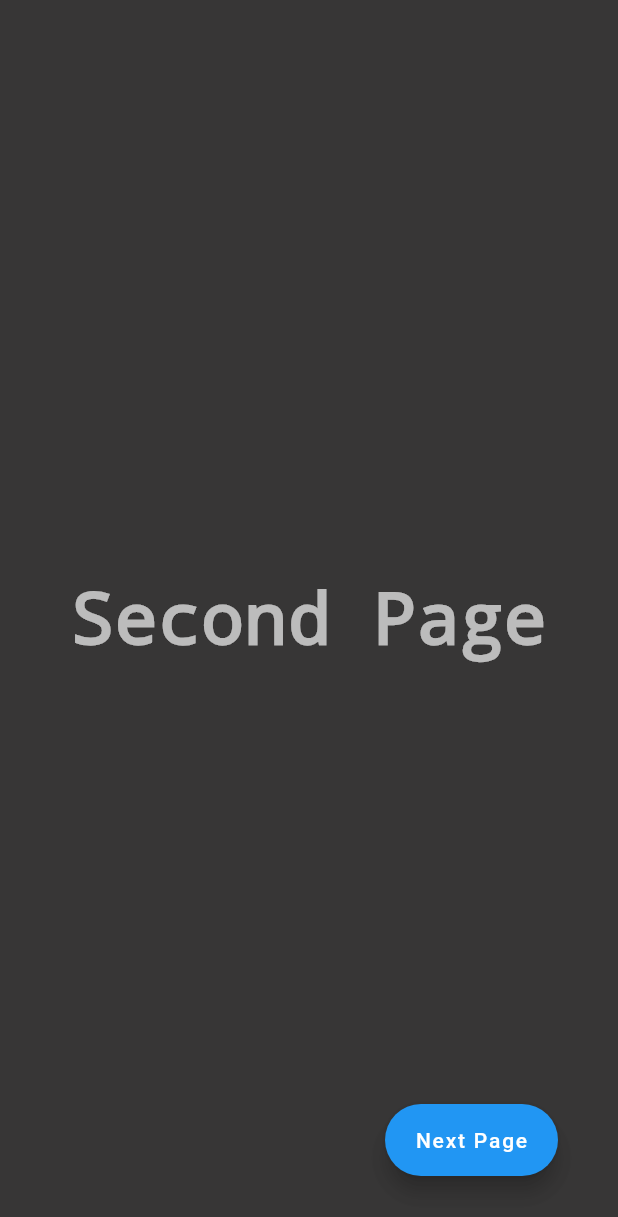
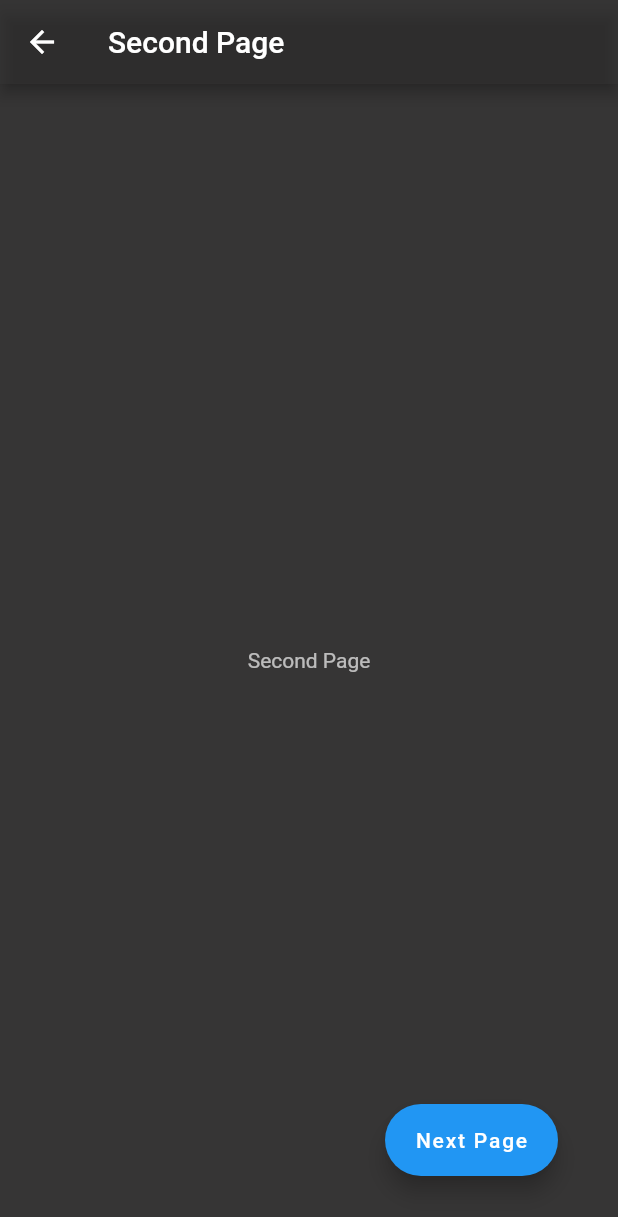
Before and after one commit to bloodvas/Flutter_Routes, a Flutter app: the screen it shows after launch, after a tap on "Next Page", on a phone screen of 412 x 824 dp. Shown: the top 1217 px of the screen. Run offline on Flutter 3.47's test engine with Material 2 defaults, Android fonts, the phone set to English and light mode, and no system bars.

Commit message:
Update main.dart
new changes 1

```diff
--- a/lib/main.dart
+++ b/lib/main.dart
@@ -1,5 +1,6 @@
+import 'dart:developer';
+
 import 'package:flutter/material.dart';
-import 'package:flutter/scheduler.dart';
 
 void main() {
   runApp(const MyApp());
@@ -14,19 +15,19 @@ class MyApp extends StatelessWidget {
       title: 'Routing',
       initialRoute: '/',
       routes: <String, WidgetBuilder>{
-        '/': (BuildContext context) =>
-            const MyHomePage(title: 'Flutter Demo Home Page', path: '/second'),
-        '/second': (BuildContext context) => const Second(
+        '/': (BuildContext context) => const MyHomePage(
+            title: 'Flutter Demo Home Page', nextPage: '/screen2'),
+        '/screen2': (BuildContext context) => const Second(
               title: 'Second Page',
-              nextPath: '/third',
+              nextPage: '/screen3',
             ),
-        '/third': (BuildContext context) => const Third(
+        '/screen3': (BuildContext context) => const Third(
               title: 'Third Page',
-              nextPath: '/fourth',
+              nextPage: '/screen4',
             ),
-        '/fourth': (BuildContext context) => const Fourth(
+        '/screen4': (BuildContext context) => const Fourth(
               title: 'Fourth Page',
-              nextPath: '/',
+              nextPage: '/',
             ),
       },
     );
@@ -34,11 +35,10 @@ class MyApp extends StatelessWidget {
 }
 
 class MyHomePage extends StatefulWidget {
-  const MyHomePage({Key? key, required this.title, required this.path})
+  const MyHomePage({Key? key, required this.title, required this.nextPage})
       : super(key: key);
-
   final String title;
-  final String path;
+  final String nextPage;
 
   @override
   State<MyHomePage> createState() => _MyHomePageState();
@@ -47,108 +47,76 @@ class MyHomePage extends StatefulWidget {
 class _MyHomePageState extends State<MyHomePage> {
   @override
   Widget build(BuildContext context) {
-    return Scaffold(
-        appBar: AppBar(
-          title: Text(widget.title),
-          backgroundColor: const Color.fromARGB(225, 28, 27, 27),
-        ),
-        body: MyStack(widget.title, widget.path));
+    return MyStack(widget.title, widget.nextPage);
   }
 }
 
-class Second extends StatelessWidget {
-  const Second({Key? key, required this.title, required this.nextPath})
+class Second extends StatefulWidget {
+  const Second({Key? key, required this.title, required this.nextPage})
       : super(key: key);
   final String title;
-  final String nextPath;
+  final String nextPage;
 
   @override
+  State<Second> createState() => _SecondState();
+}
+
+class _SecondState extends State<Second> {
+  @override
   Widget build(BuildContext context) {
-    return Navigator(
-      initialRoute: 'second',
-      onGenerateRoute: (RouteSettings settings) {
-        WidgetBuilder builder;
-        switch (settings.name) {
-          case 'second':
-            builder = (BuildContext context) => MyStack(title, nextPath);
-            break;
-          default:
-            throw Exception('Invalid route: ${settings.name}');
-        }
-        return MaterialPageRoute<void>(builder: builder, settings: settings);
-      },
-    );
+    return MyStack(widget.title, widget.nextPage);
+    // return Navigator(
+    //   initialRoute: path,
+    //   onGenerateRoute: (RouteSettings settings) {
+    //     WidgetBuilder builder;
+    //     switch (settings.name) {
+    //       case path:
+    //         builder = (BuildContext context) =>
+    //             MyStack(widget.title, widget.nextPath);
+    //         break;
+    //       default:
+    //         throw Exception('Invalid route: ${settings.name}');
+    //     }
+    //     return MaterialPageRoute<void>(builder: builder, settings: settings);
+    //   },
+    // );
   }
 }
 
-class Third extends StatelessWidget {
-  const Third({Key? key, required this.title, required this.nextPath})
+class Third extends StatefulWidget {
+  const Third({Key? key, required this.title, required this.nextPage})
       : super(key: key);
   final String title;
-  final String nextPath;
+  final String nextPage;
 
   @override
+  State<Third> createState() => _ThirdState();
+}
+
+class _ThirdState extends State<Third> {
+  @override
   Widget build(BuildContext context) {
-    return Navigator(
-      initialRoute: 'third',
-      onGenerateRoute: (RouteSettings settings) {
-        WidgetBuilder builder;
-        switch (settings.name) {
-          case 'third':
-            builder = (BuildContext context) => MyStack(title, nextPath);
-            break;
-          default:
-            throw Exception('Invalid route: ${settings.name}');
-        }
-        return MaterialPageRoute<void>(builder: builder, settings: settings);
-      },
-    );
+    return MyStack(widget.title, widget.nextPage);
   }
 }
 
-class Fourth extends StatelessWidget {
-  const Fourth({Key? key, required this.title, required this.nextPath})
+class Fourth extends StatefulWidget {
+  const Fourth({Key? key, required this.title, required this.nextPage})
       : super(key: key);
   final String title;
-  final String nextPath;
+  final String nextPage;
 
   @override
-  Widget build(BuildContext context) {
-    return Navigator(
-      initialRoute: 'fourth',
-      onGenerateRoute: (RouteSettings settings) {
-        WidgetBuilder builder;
-        switch (settings.name) {
-          case 'fourth':
-            builder = (BuildContext context) => MyStack(title, nextPath);
-            break;
-          default:
-            throw Exception('Invalid route: ${settings.name}');
-        }
-        return MaterialPageRoute<void>(builder: builder, settings: settings);
-      },
-    );
-  }
+  State<Fourth> createState() => _FourthState();
 }
 
-class Empty extends StatelessWidget {
-  final String label;
-  const Empty(this.label, {Key? key}) : super(key: key);
-
+class _FourthState extends State<Fourth> {
   @override
   Widget build(BuildContext context) {
-    return Container(
-      width: MediaQuery.of(context).size.width,
-      height: MediaQuery.of(context).size.height,
-      alignment: Alignment.center,
-      color: const Color.fromARGB(225, 28, 27, 27),
-      child: Text(
-        label,
-        style: const TextStyle(
-            color: Color.fromARGB(170, 255, 255, 255),
-            decoration: TextDecoration.none),
-      ),
-    );
+    return Stack(children: [
+      MyStack(widget.title, widget.nextPage),
+      const Center(child: MyDialog())
+    ]);
   }
 }
 
@@ -160,20 +128,83 @@ class MyStack extends StatelessWidget {
 
   @override
   Widget build(BuildContext context) {
-    return Stack(
+    return Scaffold(
+      appBar: AppBar(
+        title: Text(title),
+        backgroundColor: const Color.fromARGB(225, 28, 27, 27),
+      ),
+      body: Stack(
         children: [
-        Expanded(child: Empty(title)),
+          Expanded(
+            child: Container(
+              width: MediaQuery.of(context).size.width,
+              height: MediaQuery.of(context).size.height,
+              alignment: Alignment.center,
+              color: const Color.fromARGB(225, 28, 27, 27),
+              child: Text(
+                title,
+                style: const TextStyle(
+                    color: Color.fromARGB(170, 255, 255, 255),
+                    decoration: TextDecoration.none),
+              ),
+            ),
+          ),
           Container(
             alignment: Alignment.bottomRight,
             padding: const EdgeInsetsDirectional.all(40),
             child: FloatingActionButton.extended(
               onPressed: () {
-              Navigator.pushNamed(context, nextPage);
+                Navigator.of(context).pushNamed(nextPage);
               },
               label: const Text('Next Page', style: TextStyle()),
             ),
-        )
+          ),
         ],
+      ),
     );
   }
 }
+
+class MyDialog extends StatelessWidget {
+  const MyDialog({Key? key}) : super(key: key);
+
+  @override
+  Widget build(BuildContext context) {
+    return ElevatedButton(
+      onPressed: () => showDialog<String>(
+        context: context,
+        builder: (BuildContext context) => AlertDialog(
+          title: const Center(child: Text('Go to homePage?')),
+          content: const Icon(
+            Icons.home,
+            color: Color.fromARGB(157, 41, 41, 41),
+            size: 100,
+          ),
+          actions: <Widget>[
+            Row(
+              mainAxisAlignment: MainAxisAlignment.spaceBetween,
+              children: [
+                TextButton(
+                  onPressed: () => Navigator.of(context)
+                      .pushNamedAndRemoveUntil('/', (route) => false),
+                  child: const Text(
+                    'OK',
+                    style: TextStyle(color: Color.fromARGB(157, 41, 41, 41)),
+                  ),
+                ),
+                TextButton(
+                  onPressed: () => Navigator.of(context).pop('Cansel'),
+                  child: const Text(
+                    'CANCEL',
+                    style: TextStyle(color: Color.fromARGB(157, 41, 41, 41)),
+                  ),
+                ),
+              ],
+            )
+          ],
+        ),
+      ),
+      child: const Text('Show Dialog'),
+    );
+  }
+}
```
Lines whose indentation alone changed are shown as unchanged.
